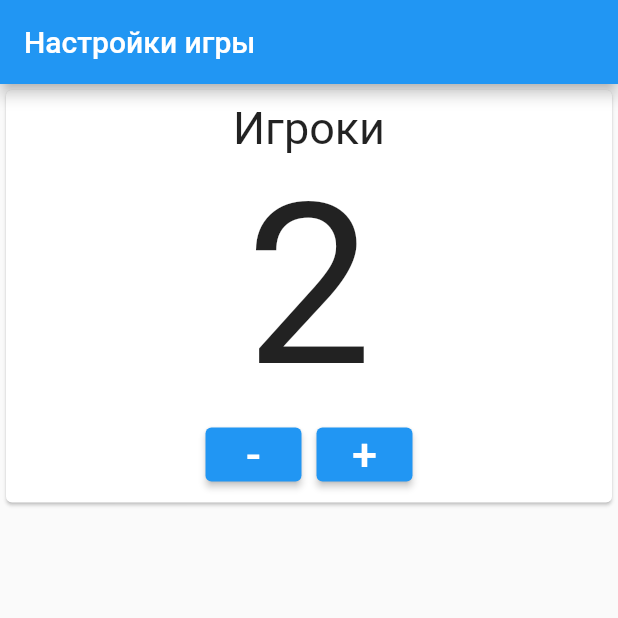
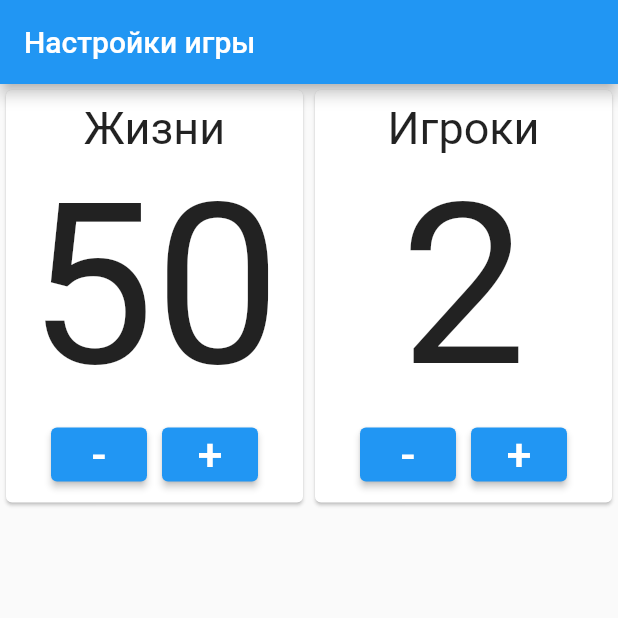
Before and after one commit to Nikkitik/point_tracker_star_realms, a Flutter app: the screen it shows after launch, on a phone screen of 412 x 824 dp, the top half of it. Run offline on Flutter 3.47's test engine with Material 2 defaults, Android fonts, the phone set to English and light mode, and no system bars; our stand-ins replace flutter_bloc.

Commit message:
добавил карточку жизней

```diff
--- /dev/null
+++ b/lib/settings/domain/bloc/settings_health_cubit.dart
@@ -0,0 +1,16 @@
+import 'package:flutter_bloc/flutter_bloc.dart';
+import 'package:point_tracker_star_realms/settings/domain/models/settings_health_info.dart';
+
+class SettingsHealthCubit extends Cubit<SettingsHealthInfo> {
+  SettingsHealthCubit(int healthCount) : super(SettingsHealthInfo(count: healthCount));
+
+  void decreaseHealthInfo() {
+    int newCount = state.count - 1;
+    emit(SettingsHealthInfo(count: newCount));
+  }
+
+  void increaseHealthInfo() {
+    int newCount = state.count + 1;
+    emit(SettingsHealthInfo(count: newCount));
+  }
+}
--- /dev/null
+++ b/lib/settings/domain/models/settings_health_info.dart
@@ -0,0 +1,8 @@
+class SettingsHealthInfo {
+  SettingsHealthInfo({required this.count}) : super();
+
+  final int count;
+  final String title = 'Жизни';
+
+  bool enabledDecreaseButton() => count > 1;
+}
--- a/lib/settings/presentation/screen/settings_screen.dart
+++ b/lib/settings/presentation/screen/settings_screen.dart
@@ -1,6 +1,8 @@
 import 'package:flutter/material.dart';
 import 'package:flutter_bloc/flutter_bloc.dart';
+import 'package:point_tracker_star_realms/settings/domain/bloc/settings_health_cubit.dart';
 import 'package:point_tracker_star_realms/settings/domain/bloc/settings_user_cubit.dart';
+import 'package:point_tracker_star_realms/settings/presentation/widget/settings_health_card.dart';
 import 'package:point_tracker_star_realms/settings/presentation/widget/settings_user_card.dart';
 
 class SettingsScreen extends StatelessWidget {
@@ -12,9 +14,21 @@ class SettingsScreen extends StatelessWidget {
       appBar: AppBar(
         title: Text('Настройки игры'),
       ),
-      body: BlocProvider(
-        create: (_) => SettingsUserCubit(2),
-        child: SettingsUserCard(),
+      body: MultiBlocProvider(
+        providers: [
+          BlocProvider(
+            create: (_) => SettingsUserCubit(2),
+          ),
+          BlocProvider(
+            create: (_) => SettingsHealthCubit(50),
+          )
+        ],
+        child: Row(
+          children: [
+            Expanded(child: SettingsHealthCard()),
+            Expanded(child: SettingsUserCard()),
+          ],
+        ),
       ),
     );
   }
--- /dev/null
+++ b/lib/settings/presentation/widget/settings_health_card.dart
@@ -0,0 +1,70 @@
+import 'package:flutter/material.dart';
+import 'package:flutter_bloc/flutter_bloc.dart';
+import 'package:point_tracker_star_realms/settings/domain/bloc/settings_health_cubit.dart';
+import 'package:point_tracker_star_realms/settings/domain/models/settings_health_info.dart';
+
+class SettingsHealthCard extends StatelessWidget {
+  SettingsHealthCard({Key? key}) : super(key: key);
+
+  @override
+  Widget build(BuildContext context) {
+    return BlocBuilder<SettingsHealthCubit, SettingsHealthInfo>(
+      builder: (context, healthInfo) {
+        return Card(
+          child: Padding(
+            padding: const EdgeInsets.all(8.0),
+            child: Column(
+              mainAxisSize: MainAxisSize.min,
+              children: [
+                Text(
+                  healthInfo.title,
+                  style: TextStyle(
+                    fontSize: 30,
+                  ),
+                ),
+                Text(
+                  healthInfo.count.toString(),
+                  style: TextStyle(
+                    fontSize: 150,
+                  ),
+                ),
+                Row(
+                  mainAxisAlignment: MainAxisAlignment.center,
+                  children: [
+                    ElevatedButton(
+                      onPressed: healthInfo.enabledDecreaseButton()
+                          ? () => context
+                              .read<SettingsHealthCubit>()
+                              .decreaseHealthInfo()
+                          : null,
+                      child: Text(
+                        '-',
+                        style: TextStyle(
+                          fontSize: 30,
+                        ),
+                      ),
+                    ),
+                    SizedBox(
+                      width: 10,
+                    ),
+                    ElevatedButton(
+                      onPressed: () => context
+                          .read<SettingsHealthCubit>()
+                          .increaseHealthInfo(),
+                      child: Text(
+                        '+',
+                        style: TextStyle(
+                          fontSize: 30,
+                        ),
+                      ),
+                    ),
+                  ],
+                ),
+              ],
+            ),
+          ),
+        );
+      },
+    );
+  }
+}
```
